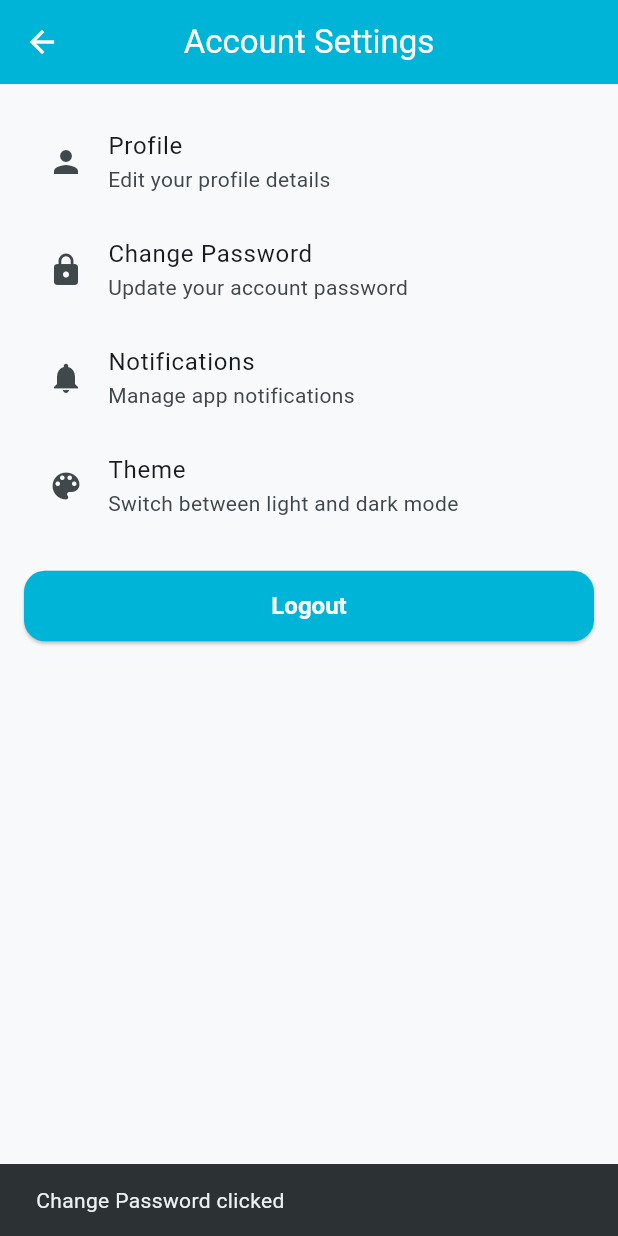
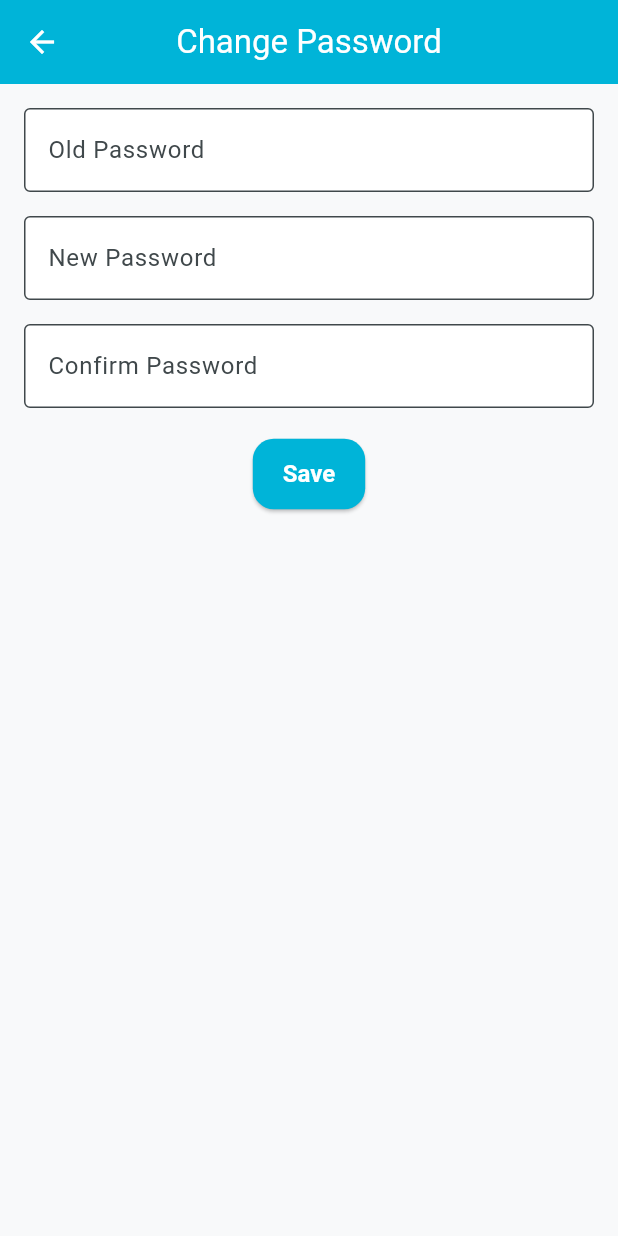
Before and after one commit to rabeelfatma/Flutter-Sp23-BSE-032-6A-Rabeel-Fatima, a Flutter app: the AccountScreen screen opened by its route, after a tap on "Change Password", on a phone screen of 412 x 824 dp. Run offline on Flutter 3.47's test engine with Material 3 defaults, Android fonts, the phone set to English and light mode, and no system bars; our stand-ins replace cloud_firestore, csv, fl_chart, flutter_local_notifications, font_awesome_flutter, google_fonts and 7 more; missing offline and left inert: android_intent_plus; accounts and stored records are empty.

Commit message:
sqlite helper screen of offline mde or dashboard screen,cart ,account and pos screen are updated product and sales repository screen are also updated have commit 2 and 6

```diff
--- a/labfinal/pospharmacy/lib/routes/app_routes.dart
+++ b/labfinal/pospharmacy/lib/routes/app_routes.dart
@@ -15,8 +15,7 @@ import '../ui/inventory/edit_product_screen.dart';
 import '../ui/inventory/product_detail_screen.dart';
 
 // POS
-// Check if this file exists and PosScreen is defined there
-import '../ui/pos/pos_screen.dart';
+import '../ui/pos/pos_screen.dart'; // POSScreen class should be defined here
 
 // Customers
 import '../ui/customers/customer_list_screen.dart';
@@ -35,24 +34,13 @@ import '../ui/settings/settings_screen.dart';
 import '../ui/settings/backup_settings_screen.dart';
 import '../ui/settings/restore_screen.dart';
 import '../ui/settings/account_screen.dart';
+import '../ui/settings/profile_edit_screen.dart';
+import '../ui/settings/change_password_screen.dart';
+import '../ui/settings/notification_settings_screen.dart';
 
 // Models
 import '../models/product_model.dart';
 import '../models/ledger_model.dart';
-
-/// If PosScreen class is missing in pos_screen.dart, define a placeholder
-/// Remove this if you already have a proper PosScreen implemented
-class PosScreen extends StatelessWidget {
-  const PosScreen({Key? key}) : super(key: key);
-
-  @override
-  Widget build(BuildContext context) {
-    return Scaffold(
-      appBar: AppBar(title: const Text("POS Screen")),
-      body: const Center(child: Text("POS Module Placeholder")),
-    );
-  }
-}
 
 class AppRoutes {
   static final Map<String, WidgetBuilder> routes = {
@@ -65,7 +53,7 @@ class AppRoutes {
     '/dashboard': (_) => const DashboardScreen(),
 
     // POS
-    '/pos': (_) => const PosScreen(),
+    '/pos': (_) => const POSScreen(),
 
     // Inventory
     '/inventory': (_) => const InventoryListScreen(),
@@ -87,8 +75,12 @@ class AppRoutes {
     '/backup-settings': (_) => const BackupSettingsScreen(),
     '/restore-settings': (_) => const RestoreScreen(),
     '/account': (_) => const AccountScreen(),
+    '/profile-edit': (_) => const ProfileEditScreen(),
+    '/change-password': (_) => const ChangePasswordScreen(),
+    '/notification-settings': (_) => const NotificationSettingsScreen(),
   };
 
+  // Dynamic routes with arguments
   static Route<dynamic> editProduct(ProductModel product) {
     return MaterialPageRoute(
       builder: (_) => EditProductScreen(product: product),
--- a/labfinal/pospharmacy/lib/ui/settings/account_screen.dart
+++ b/labfinal/pospharmacy/lib/ui/settings/account_screen.dart
@@ -15,40 +15,26 @@ class AccountScreen extends StatelessWidget {
             leading: const Icon(Icons.person),
             title: const Text("Profile"),
             subtitle: const Text("Edit your profile details"),
-            onTap: () {
-              // TODO: Navigate to Profile Edit Screen
-              ScaffoldMessenger.of(context).showSnackBar(
-                  const SnackBar(content: Text("Profile Screen clicked")));
-            },
+            onTap: () => Navigator.pushNamed(context, '/profile-edit'),
           ),
           ListTile(
             leading: const Icon(Icons.lock),
             title: const Text("Change Password"),
             subtitle: const Text("Update your account password"),
-            onTap: () {
-              // TODO: Navigate to Change Password Screen
-              ScaffoldMessenger.of(context).showSnackBar(
-                  const SnackBar(content: Text("Change Password clicked")));
-            },
+            onTap: () => Navigator.pushNamed(context, '/change-password'),
           ),
           ListTile(
             leading: const Icon(Icons.notifications),
             title: const Text("Notifications"),
             subtitle: const Text("Manage app notifications"),
-            onTap: () {
-              // TODO: Navigate to Notification Settings
-              ScaffoldMessenger.of(context).showSnackBar(
-                  const SnackBar(content: Text("Notifications clicked")));
-            },
+            onTap: () => Navigator.pushNamed(context, '/notification-settings'),
           ),
           ListTile(
             leading: const Icon(Icons.color_lens),
             title: const Text("Theme"),
             subtitle: const Text("Switch between light and dark mode"),
             onTap: () {
-              // TODO: Switch app theme logic
-              ScaffoldMessenger.of(context).showSnackBar(
-                  const SnackBar(content: Text("Theme clicked")));
+              // TODO: Implement theme toggle
             },
           ),
           const SizedBox(height: 20),
@@ -56,9 +42,6 @@ class AccountScreen extends StatelessWidget {
             text: "Logout",
             onPressed: () {
               // TODO: Add actual logout logic
-              ScaffoldMessenger.of(context).showSnackBar(
-                const SnackBar(content: Text("Logged out (demo)")),
-              );
             },
           ),
         ],
--- a/labfinal/pospharmacy/lib/ui/settings/change_password_screen.dart
+++ b/labfinal/pospharmacy/lib/ui/settings/change_password_screen.dart
@@ -0,0 +1,98 @@
+import 'package:flutter/material.dart';
+import '../../widgets/primary_button.dart';
+
+class ChangePasswordScreen extends StatefulWidget {
+  const ChangePasswordScreen({Key? key}) : super(key: key);
+
+  @override
+  State<ChangePasswordScreen> createState() => _ChangePasswordScreenState();
+}
+
+class _ChangePasswordScreenState extends State<ChangePasswordScreen> {
+  final _formKey = GlobalKey<FormState>();
+  final TextEditingController oldPasswordController = TextEditingController();
+  final TextEditingController newPasswordController = TextEditingController();
+  final TextEditingController confirmPasswordController =
+  TextEditingController();
+
+  void _savePassword() {
+    if (_formKey.currentState!.validate()) {
+      // Replace this with real database or auth logic
+      ScaffoldMessenger.of(context).showSnackBar(
+        const SnackBar(content: Text("Password changed successfully!")),
+      );
+
+      oldPasswordController.clear();
+      newPasswordController.clear();
+      confirmPasswordController.clear();
+    }
+  }
+
+  @override
+  void dispose() {
+    oldPasswordController.dispose();
+    newPasswordController.dispose();
+    confirmPasswordController.dispose();
+    super.dispose();
+  }
+
+  @override
+  Widget build(BuildContext context) {
+    return Scaffold(
+      appBar: AppBar(title: const Text("Change Password")),
+      body: Padding(
+        padding: const EdgeInsets.all(16.0),
+        child: Form(
+          key: _formKey,
+          child: Column(
+            children: [
+              TextFormField(
+                controller: oldPasswordController,
+                obscureText: true,
+                decoration: const InputDecoration(
+                  labelText: "Old Password",
+                  border: OutlineInputBorder(),
+                ),
+                validator: (val) =>
+                val == null || val.isEmpty ? "Enter old password" : null,
+              ),
+              const SizedBox(height: 16),
+              TextFormField(
+                controller: newPasswordController,
+                obscureText: true,
+                decoration: const InputDecoration(
+                  labelText: "New Password",
+                  border: OutlineInputBorder(),
+                ),
+                validator: (val) {
+                  if (val == null || val.isEmpty) return "Enter new password";
+                  if (val.length < 6) return "Password must be at least 6 chars";
+                  return null;
+                },
+              ),
+              const SizedBox(height: 16),
+              TextFormField(
+                controller: confirmPasswordController,
+                obscureText: true,
+                decoration: const InputDecoration(
+                  labelText: "Confirm Password",
+                  border: OutlineInputBorder(),
+                ),
+                validator: (val) {
+                  if (val == null || val.isEmpty) return "Confirm password";
+                  if (val != newPasswordController.text) return "Passwords do not match";
+                  return null;
+                },
+              ),
+              const SizedBox(height: 20),
+              PrimaryButton(
+                text: "Save",
+                onPressed: _savePassword,
+              ),
+            ],
+          ),
+        ),
+      ),
+    );
+  }
+}
```
Also changed, not shown: labfinal/pospharmacy/lib/database/sqlite_helper.dart (+4 -9 lines), labfinal/pospharmacy/lib/repositories/product_repository.dart (+14 -6 lines), labfinal/pospharmacy/lib/repositories/sales_repository.dart (+5 -5 lines), labfinal/pospharmacy/lib/ui/dashboard/dashboard_screen.dart (+15 -8 lines), labfinal/pospharmacy/lib/ui/pos/cart_screen.dart (+38 -16 lines), labfinal/pospharmacy/lib/ui/pos/pos_screen.dart (+75 -22 lines), labfinal/pospharmacy/lib/ui/settings/notification_settings_screen.dart (added, +64 -0 lines), labfinal/pospharmacy/lib/ui/settings/settings_screen.dart (+3 -12 lines).
